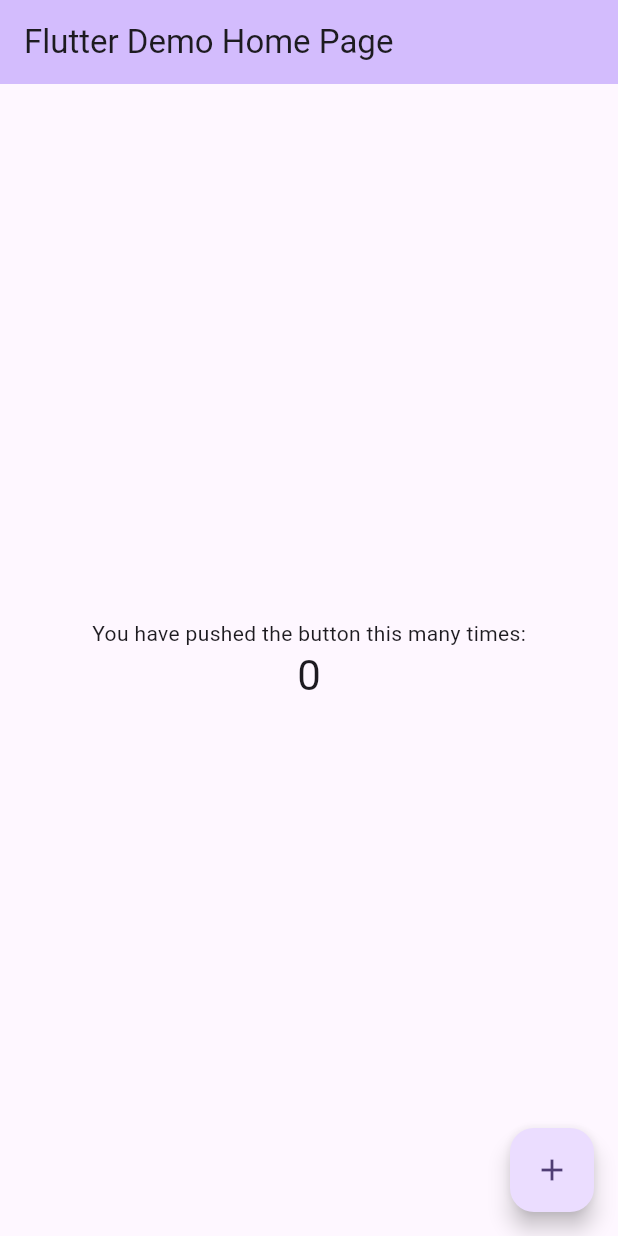
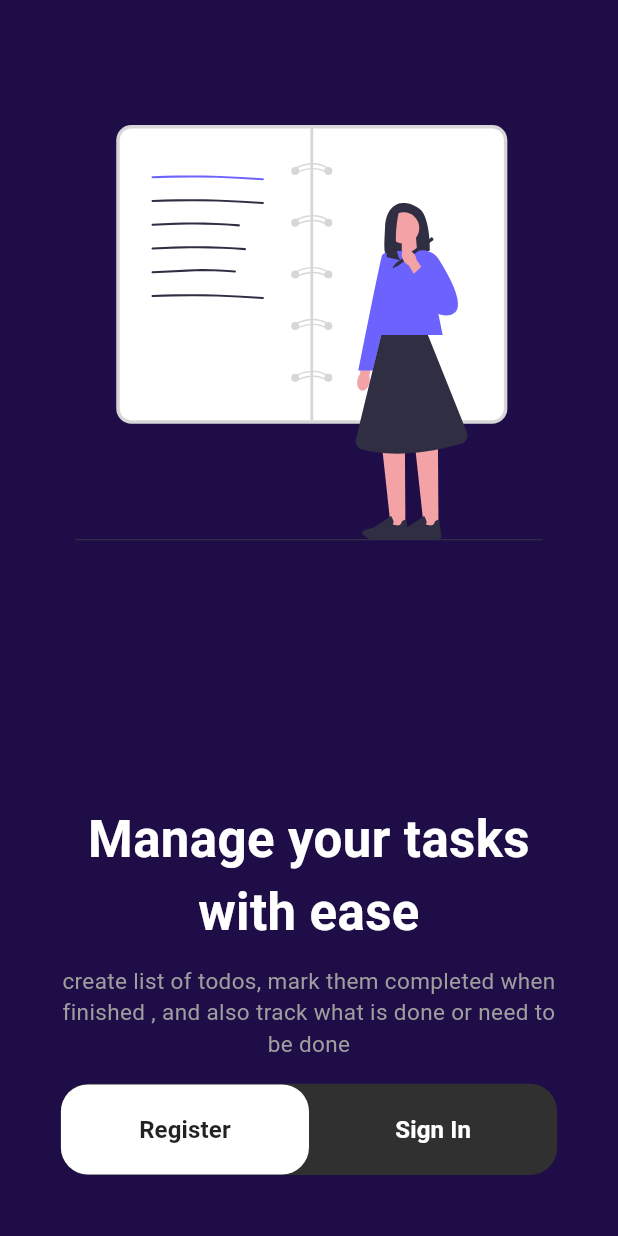
Before and after one commit to hayattofik-01/TODO-App, a Flutter app: the screen it shows after launch, on a phone screen of 412 x 824 dp. Run offline on Flutter 3.47's test engine with Material 3 defaults, Android fonts, the phone set to English and light mode, and no system bars; our stand-ins replace appwrite, flutter_screenutil, flutter_svg, get.

Commit message:
add signup integration

```diff
--- a/todo_app/lib/app/data/provider/appwrite_provider.dart
+++ b/todo_app/lib/app/data/provider/appwrite_provider.dart
@@ -10,7 +10,7 @@ class AppWriteProvider{
     .setSelfSigned(status: true);
     account = Account(client);
   }
-    Future<models.User> signup(Map map) async {
+Future<models.User>  signup(Map map) async {
 
     final response = account!.create(userId: map["userId"], email:  map["email"], password:  map["password"],name: map["name"]);
     return response;
--- /dev/null
+++ b/todo_app/lib/core/constants/constants.dart
@@ -0,0 +1,25 @@
+import 'package:flutter/material.dart';
+
+// Colors
+const kBackgroundColor = Color.fromARGB(255, 31, 13, 72);
+const kTextFieldFill = Color(0xff1E1C24);
+// TextStyles
+const kHeadline = TextStyle(
+  color: Colors.white,
+  fontSize: 34,
+  fontWeight: FontWeight.bold,
+);
+
+const kBodyText = TextStyle(
+  color: Colors.grey,
+  fontSize: 15,
+);
+
+const kButtonText = TextStyle(
+  color: Colors.black87,
+  fontSize: 16,
+  fontWeight: FontWeight.bold,
+);
+
+const kBodyText2 =
+    TextStyle(fontSize: 28, fontWeight: FontWeight.w500, color: Colors.white);
--- /dev/null
+++ b/todo_app/lib/core/constants/routes/routes.dart
@@ -0,0 +1,23 @@
+import 'package:get/get.dart';
+import 'package:todo_app/core/constants/routes/routes_name.dart';
+import 'package:todo_app/presentation/signup_screen/signup_screen.dart';
+import 'package:todo_app/presentation/welcome_screen/welcome_screen.dart';
+
+class AppPages {
+  AppPages._();
+
+ static final routes = [
+    GetPage(
+      name: RoutesName.intial,
+      page: () => WelcomePage(),
+
+    ),
+     GetPage(
+      name: RoutesName.signUpScreen,
+      page: () => SignUpScreen(),
+
+    ),
+
+  ];
+
+}
--- /dev/null
+++ b/todo_app/lib/core/constants/routes/routes_name.dart
@@ -0,0 +1,7 @@
+class RoutesName {
+   static const intial = '/';
+  static const String welcome = '/welcome';
+  static const String loginScreen = '/login';
+    static const String signUpScreen = '/signup';
+
+  }
--- a/todo_app/lib/main.dart
+++ b/todo_app/lib/main.dart
@@ -1,125 +1,32 @@
 import 'package:flutter/material.dart';
+import 'package:flutter_screenutil/flutter_screenutil.dart'; // Import screen_utils package
+import 'package:get/get.dart';
+import 'package:todo_app/core/constants/constants.dart';
+import 'package:todo_app/core/constants/routes/routes.dart';
+
 
 void main() {
-  runApp(const MyApp());
+  runApp(MyApp());
 }
 
 class MyApp extends StatelessWidget {
-  const MyApp({super.key});
-
-  // This widget is the root of your application.
   @override
   Widget build(BuildContext context) {
-    return MaterialApp(
-      title: 'Flutter Demo',
-      theme: ThemeData(
-        // This is the theme of your application.
-        //
-        // TRY THIS: Try running your application with "flutter run". You'll see
-        // the application has a blue toolbar. Then, without quitting the app,
-        // try changing the seedColor in the colorScheme below to Colors.green
-        // and then invoke "hot reload" (save your changes or press the "hot
-        // reload" button in a Flutter-supported IDE, or press "r" if you used
-        // the command line to start the app).
-        //
-        // Notice that the counter didn't reset back to zero; the application
-        // state is not lost during the reload. To reset the state, use hot
-        // restart instead.
-        //
-        // This works for code too, not just values: Most code changes can be
-        // tested with just a hot reload.
-        colorScheme: ColorScheme.fromSeed(seedColor: Colors.deepPurple),
-        useMaterial3: true,
+    return ScreenUtilInit(
+      designSize: const Size(375, 812), // Design size of the device
+      builder: (context, _) => GetMaterialApp(
+        debugShowCheckedModeBanner: false,
+        title: 'Flutter Sign In Sign Up Ui',
+        theme: ThemeData(
+          scaffoldBackgroundColor: kBackgroundColor,
+          primarySwatch: Colors.blue,
+          visualDensity: VisualDensity.adaptivePlatformDensity,
+
+        ),
+         initialRoute: '/', // Set initial route
+          getPages: AppPages.routes, // Use the routes defined in AppPages
+
       ),
-      home: const MyHomePage(title: 'Flutter Demo Home Page'),
     );
   }
 }
-
-class MyHomePage extends StatefulWidget {
-  const MyHomePage({super.key, required this.title});
-
-  // This widget is the home page of your application. It is stateful, meaning
-  // that it has a State object (defined below) that contains fields that affect
-  // how it looks.
-
-  // This class is the configuration for the state. It holds the values (in this
-  // case the title) provided by the parent (in this case the App widget) and
-  // used by the build method of the State. Fields in a Widget subclass are
-  // always marked "final".
-
-  final String title;
-
-  @override
-  State<MyHomePage> createState() => _MyHomePageState();
-}
-
-class _MyHomePageState extends State<MyHomePage> {
-  int _counter = 0;
-
-  void _incrementCounter() {
-    setState(() {
-      // This call to setState tells the Flutter framework that something has
-      // changed in this State, which causes it to rerun the build method below
-      // so that the display can reflect the updated values. If we changed
-      // _counter without calling setState(), then the build method would not be
-      // called again, and so nothing would appear to happen.
-      _counter++;
-    });
-  }
-
-  @override
-  Widget build(BuildContext context) {
-    // This method is rerun every time setState is called, for instance as done
-    // by the _incrementCounter method above.
-    //
-    // The Flutter framework has been optimized to make rerunning build methods
-    // fast, so that you can just rebuild anything that needs updating rather
-    // than having to individually change instances of widgets.
-    return Scaffold(
-      appBar: AppBar(
-        // TRY THIS: Try changing the color here to a specific color (to
-        // Colors.amber, perhaps?) and trigger a hot reload to see the AppBar
-        // change color while the other colors stay the same.
-        backgroundColor: Theme.of(context).colorScheme.inversePrimary,
-        // Here we take the value from the MyHomePage object that was created by
-        // the App.build method, and use it to set our appbar title.
-        title: Text(widget.title),
-      ),
-      body: Center(
-        // Center is a layout widget. It takes a single child and positions it
-        // in the middle of the parent.
-        child: Column(
-          // Column is also a layout widget. It takes a list of children and
-          // arranges them vertically. By default, it sizes itself to fit its
-          // children horizontally, and tries to be as tall as its parent.
-          //
-          // Column has various properties to control how it sizes itself and
-          // how it positions its children. Here we use mainAxisAlignment to
-          // center the children vertically; the main axis here is the vertical
-          // axis because Columns are vertical (the cross axis would be
-          // horizontal).
-          //
-          // TRY THIS: Invoke "debug painting" (choose the "Toggle Debug Paint"
-          // action in the IDE, or press "p" in the console), to see the
-          // wireframe for each widget.
-          mainAxisAlignment: MainAxisAlignment.center,
-          children: <Widget>[
-            const Text(
-              'You have pushed the button this many times:',
-            ),
-            Text(
-              '$_counter',
-              style: Theme.of(context).textTheme.headlineMedium,
-            ),
-          ],
-        ),
-      ),
-      floatingActionButton: FloatingActionButton(
-        onPressed: _incrementCounter,
-        tooltip: 'Increment',
-        child: const Icon(Icons.add),
-      ), // This trailing comma makes auto-formatting nicer for build methods.
-    );
-  }
-}
--- /dev/null
+++ b/todo_app/lib/presentation/signup_screen/screen_widgets/text_button.dart
@@ -0,0 +1,40 @@
+import 'package:flutter/material.dart';
+import 'package:todo_app/core/constants/constants.dart';
+
+class MyTextButton extends StatelessWidget {
+  const MyTextButton({
+
+    required this.buttonName,
+    required this.onTap,
+    required this.bgColor,
+    required this.textColor,
+  });
+  final String buttonName;
+  final VoidCallback onTap;
+  final Color bgColor;
+  final Color textColor;
+
+  @override
+  Widget build(BuildContext context) {
+    return Container(
+      height: 60,
+      width: double.infinity,
+      decoration: BoxDecoration(
+        color: bgColor,
+        borderRadius: BorderRadius.circular(18),
+      ),
+      child: TextButton(
+        style: ButtonStyle(
+          overlayColor: MaterialStateProperty.resolveWith(
+            (states) => Colors.black12,
+          ),
+        ),
+        onPressed: onTap,
+        child: Text(
+          buttonName,
+          style: kButtonText.copyWith(color: textColor),
+        ),
+      ),
+    );
+  }
+}
--- /dev/null
+++ b/todo_app/lib/presentation/welcome_screen/screen_widgets/my_text_button.dart
@@ -0,0 +1,40 @@
+import 'package:flutter/material.dart';
+import 'package:todo_app/core/constants/constants.dart';
+
+class MyTextButton extends StatelessWidget {
+  const MyTextButton({
+    required this.buttonName,
+    required this.onTap,
+    required this.bgColor,
+    required this.textColor,
+  });
+
+  final String buttonName;
+  final Function()? onTap; // Updated type to VoidCallback?
+  final Color bgColor;
+  final Color textColor;
+
+  @override
+  Widget build(BuildContext context) {
+    return Container(
+      height: 60,
+      width: double.infinity,
+      decoration: BoxDecoration(
+        color: bgColor,
+        borderRadius: BorderRadius.circular(18),
+      ),
+      child: TextButton(
+        style: ButtonStyle(
+          overlayColor: MaterialStateProperty.resolveWith(
+            (states) => Colors.black12,
+          ),
+        ),
+        onPressed: onTap, // Updated onPressed to onTap
+        child: Text(
+          buttonName,
+          style: kButtonText.copyWith(color: textColor),
+        ),
+      ),
+    );
+  }
+}
--- /dev/null
+++ b/todo_app/lib/presentation/welcome_screen/welcome_screen.dart
@@ -0,0 +1,104 @@
+import 'package:flutter/material.dart';
+import 'package:flutter_svg/flutter_svg.dart';
+import 'package:get/get.dart';
+import 'package:todo_app/core/constants/constants.dart';
+import 'package:todo_app/core/constants/routes/routes_name.dart';
+import 'package:todo_app/presentation/signup_screen/signup_screen.dart';
+import 'package:todo_app/presentation/welcome_screen/screen_widgets/my_text_button.dart';
+import 'package:flutter_screenutil/flutter_screenutil.dart';
+
+class WelcomePage extends StatelessWidget {
+  @override
+  Widget build(BuildContext context) {
+
+    return Scaffold(
+      body: SafeArea(
+        child: Padding(
+          padding: EdgeInsets.symmetric(
+            horizontal: 40.h,
+            vertical: 40.h,
+          ),
+          child: Column(
+            children: [
+              Flexible(
+                child: Column(
+                  children: [
+                    Padding(
+                      padding: EdgeInsets.only(top: 20.h),
+                      child: Center(
+                        child: Container(
+                          width: 300.w,
+                          child: Padding(
+                            padding: EdgeInsets.all(8.w),
+                            child: SvgPicture.asset(
+                              'assets/images/todo.svg',
+                              width: 300.w,
+                              height: 300.h,
+                            ),
+                          ),
+                        ),
+                      ),
+                    ),
+                    SizedBox(
+                      height: 150.h,
+                    ),
+                    Text(
+                      "Manage your tasks with ease",
+                      style: kHeadline,
+                      textAlign: TextAlign.center,
+                    ),
+                    SizedBox(
+                      height: 10.h,
+                    ),
+                    Container(
+                      width: 300.w,
+                      child: Text(
+                        "create list of todos, mark them completed when finished , and also track what is done or need to be done",
+                        style: kBodyText,
+                        textAlign: TextAlign.center,
+                      ),
+                    )
+                  ],
+                ),
+              ),
+              Container(
+                height: 60.h,
+                decoration: BoxDecoration(
+                  color: Colors.grey[850],
+                  borderRadius: BorderRadius.circular(18.h),
+                ),
+                child: Row(
+                  children: [
+                    Expanded(
+                      child: MyTextButton(
+                        bgColor: Colors.white,
+                        buttonName: 'Register',
+                        onTap: () {
+                          Navigator.push(
+                              context,
+                              MaterialPageRoute(
+                                  builder: (context) => SignUpScreen()));
+                        },
+                        textColor: Colors.black87,
+                      ),
+                    ),
+                    Expanded(
+                      child: MyTextButton(
+                        bgColor: Colors.transparent,
+                        buttonName: 'Sign In',
+                        onTap: () {
+Get.offNamed(RoutesName.signUpScreen);
+                        },
+                        textColor: Colors.white,
+                      ),
+                    ),
+                  ],
+                ),
+              )
+            ],
+          ),
+        ),
+      ),
+    );
+  }
+}
--- a/todo_app/pubspec.yaml
+++ b/todo_app/pubspec.yaml
@@ -37,6 +37,8 @@ dependencies:
   cupertino_icons: ^1.0.2
   appwrite: ^11.0.1
   get: ^4.6.6
+  flutter_svg: ^2.0.10+1
+  flutter_screenutil: ^5.9.0
 
 dev_dependencies:
   flutter_test:
@@ -61,8 +63,8 @@ flutter:
   uses-material-design: true
 
   # To add assets to your application, add an assets section, like this:
-  # assets:
-  #   - images/a_dot_burr.jpeg
+  assets:
+    - assets/images/
   #   - images/a_dot_ham.jpeg
 
   # An image asset can refer to one or more resolution-specific "variants", see
```
Also changed, not shown: todo_app/lib/app/data/response/api_response_status.dart (added, +19 -0 lines), todo_app/lib/presentation/signup_screen/controllers/signup_controller.dart (added, +111 -0 lines), todo_app/lib/presentation/signup_screen/screen_widgets/password_field.dart (added, +64 -0 lines), todo_app/lib/presentation/signup_screen/screen_widgets/text_field.dart (added, +51 -0 lines), todo_app/lib/presentation/signup_screen/signup_screen.dart (added, +100 -0 lines), todo_app/assets/images/todo.svg (added), todo_app/pubspec.lock.
